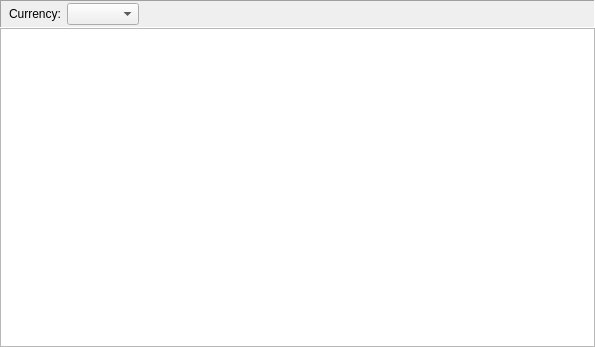
Above: jal/ui/reports/income_spending_report.ui from titov-vv/jal before the change. Below: the same form after it.
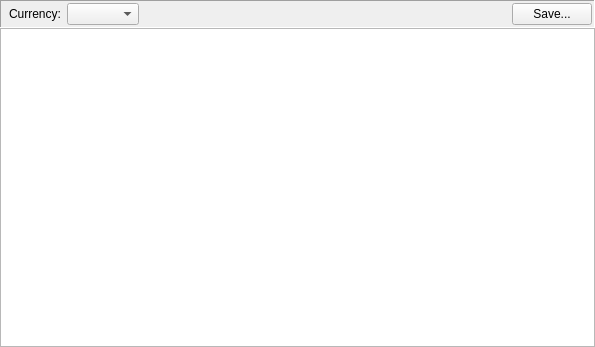
That is the form after the change. Custom widgets are drawn as their Qt base class.

Commit message: "Save" button was added to "Income/Spending" report.

Diff of the .ui file:
```diff
--- a/jal/ui/reports/income_spending_report.ui
+++ b/jal/ui/reports/income_spending_report.ui
@@ -83,6 +83,13 @@
         </property>
        </spacer>
       </item>
+      <item>
+       <widget class="QPushButton" name="SaveButton">
+        <property name="text">
+         <string>Save...</string>
+        </property>
+       </widget>
+      </item>
      </layout>
     </widget>
    </item>
```
Left out of the diff: 2 changed lines with no effect on the pictures. The commit also changes 7 other files.
